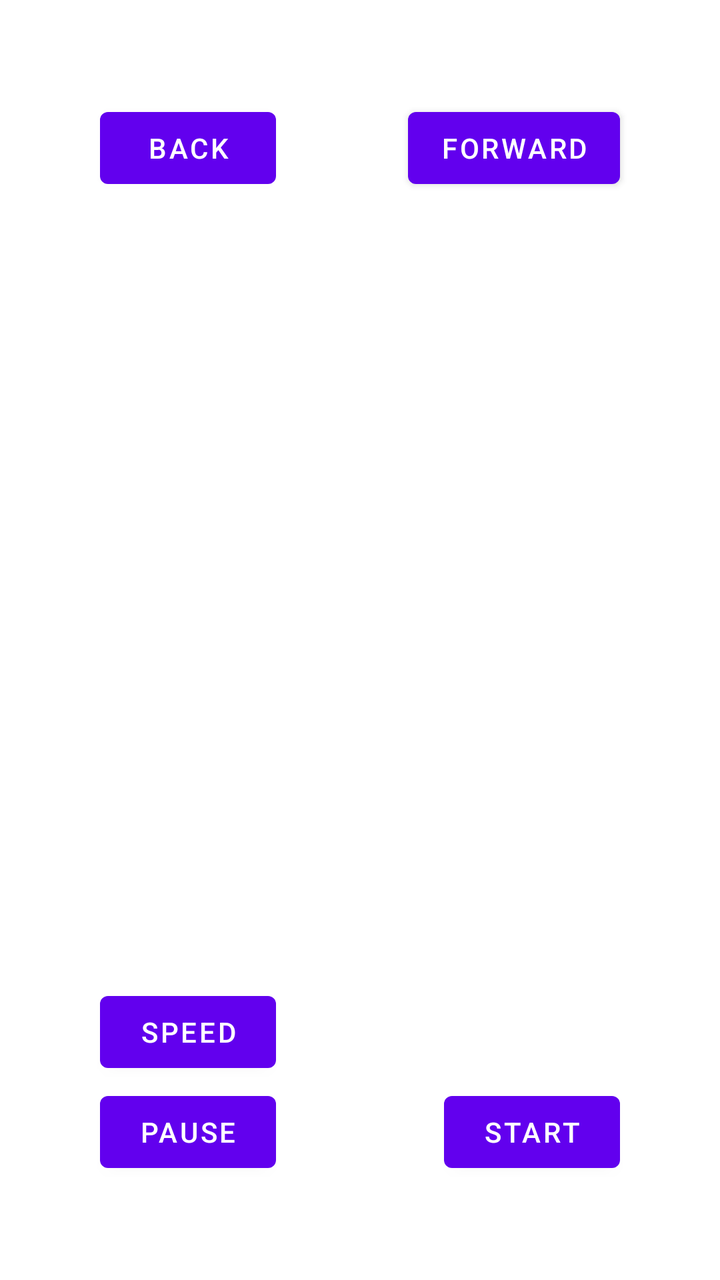
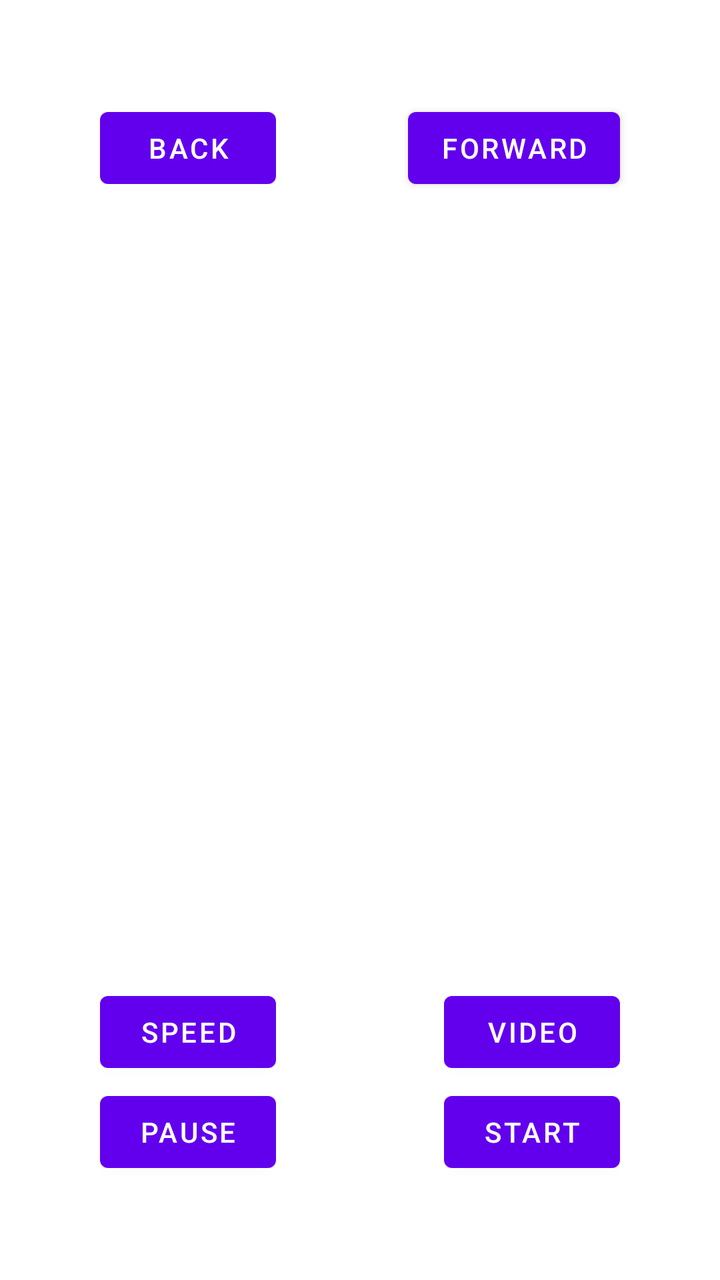

The first picture is an Android layout as it rendered before a commit; the second is the same layout after the commit. The layout source and the unified diff follow.
<!-- AndroidManifest.xml: application theme Theme.MyApplication -->
<!-- res/layout/activity_main.xml -->
<?xml version="1.0" encoding="utf-8"?>
<FrameLayout xmlns:android="http://schemas.android.com/apk/res/android"
    xmlns:app="http://schemas.android.com/apk/res-auto"
    xmlns:tools="http://schemas.android.com/tools"
    android:layout_width="match_parent"
    android:layout_height="match_parent"
    android:id="@+id/gl_root"
    tools:context=".MainActivity">



<FrameLayout
    android:layout_width="match_parent"
    android:layout_height="match_parent"
    android:id="@+id/gl_root">


</FrameLayout>

    <Button
        android:id="@+id/back"
        android:layout_margin="50dp"
        android:layout_gravity="top|left"
        android:layout_width="wrap_content"
        android:layout_height="wrap_content"
        android:text="BACK"/>
    <Button
        android:id="@+id/forward"
        android:layout_margin="50dp"
        android:layout_gravity="top|right"
        android:layout_width="wrap_content"
        android:layout_height="wrap_content"
        android:text="FORWARD"/>

    <Button
        android:id="@+id/speed"
        android:layout_marginBottom="100dp"
        android:layout_marginLeft="50dp"
        android:layout_gravity="bottom|left"
        android:layout_width="wrap_content"
        android:layout_height="wrap_content"
        android:text="SPEED"/>
    <Button
        android:id="@+id/pause"
        android:layout_margin="50dp"
        android:layout_gravity="bottom|left"
        android:layout_width="wrap_content"
        android:layout_height="wrap_content"
        android:text="PAUSE"/>

    <Button
        android:id="@+id/start"
        android:layout_margin="50dp"
        android:layout_gravity="bottom|right"
        android:layout_width="wrap_content"
        android:layout_height="wrap_content"
        android:text="START"/>

</FrameLayout>
<!-- resources referenced by this layout -->
<resources>
  <style name="Theme.MyApplication" parent="Theme.MaterialComponents.DayNight.DarkActionBar">
          
          <item name="colorPrimary">@color/purple_500</item>
          <item name="colorPrimaryVariant">@color/purple_700</item>
          <item name="colorOnPrimary">@color/white</item>
          
          <item name="colorSecondary">@color/teal_200</item>
          <item name="colorSecondaryVariant">@color/teal_700</item>
          <item name="colorOnSecondary">@color/black</item>
          
          <item name="android:statusBarColor" tools:targetApi="l">?attr/colorPrimaryVariant</item>
          
      </style>
  <color name="purple_500">#FF6200EE</color>
  <color name="purple_700">#FF3700B3</color>
  <color name="white">#FFFFFFFF</color>
  <color name="teal_200">#FF03DAC5</color>
  <color name="teal_700">#FF018786</color>
  <color name="black">#FF000000</color>
</resources>

<!-- the commit's change to res/layout/activity_main.xml (unified diff, before → after) -->
@@ -55,5 +55,13 @@
         android:layout_width="wrap_content"
         android:layout_height="wrap_content"
         android:text="START"/>
+    <Button
+        android:id="@+id/gray"
+        android:layout_marginRight="50dp"
+        android:layout_marginBottom="100dp"
+        android:layout_gravity="bottom|right"
+        android:layout_width="wrap_content"
+        android:layout_height="wrap_content"
+        android:text="VIDEO"/>
 
 </FrameLayout>
